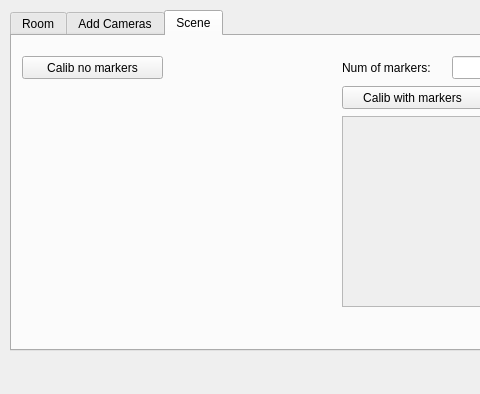
This is Gui/addproject.ui in fisis/WebCamCap_old as Qt 5 draws it before an edit; both pictures show x 0 to 480 and y 0 to 394 of the 694 by 394 pixel window. The edited form follows.
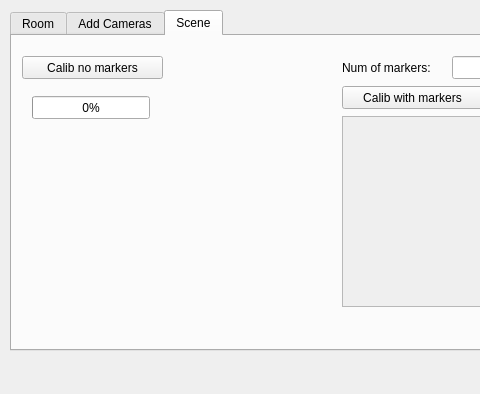
This is the edited form. The open tabs and pages were chosen to show the change. Icons and pictures are not drawn.

Patch:
```diff
--- a/Gui/addproject.ui
+++ b/Gui/addproject.ui
@@ -306,6 +306,22 @@
       </rect>
      </property>
     </widget>
+    <widget class="QProgressBar" name="progressBar">
+     <property name="geometry">
+      <rect>
+       <x>20</x>
+       <y>60</y>
+       <width>118</width>
+       <height>23</height>
+      </rect>
+     </property>
+     <property name="value">
+      <number>0</number>
+     </property>
+     <property name="invertedAppearance">
+      <bool>false</bool>
+     </property>
+    </widget>
    </widget>
   </widget>
  </widget>
```
